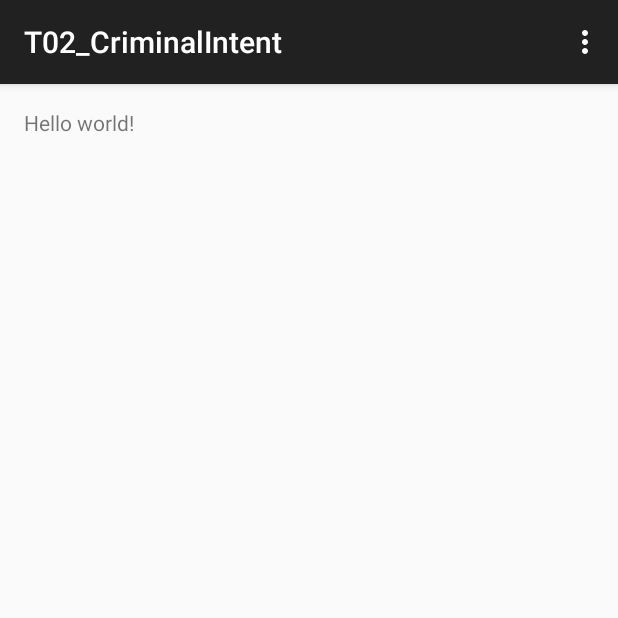
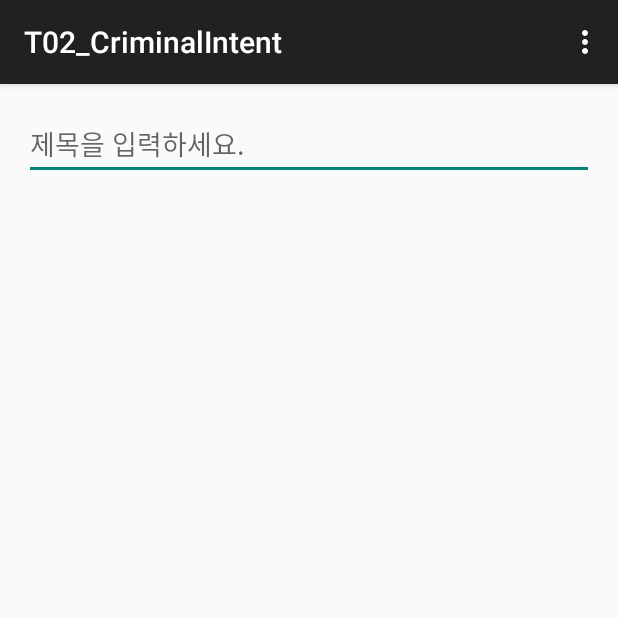
Before and after one commit to juns21/android_sample2, an Android app: the screen it shows after launch (MainActivity), on a phone screen of 412 x 824 dp, the top half of it. Run offline under Robolectric (Android 15) with nearby library versions, the phone set to English and light mode, and no system bars.

Commit message:
add fragment, textwacher

```diff
--- /dev/null
+++ b/project2/app/src/main/java/com/example/c/t02_criminalintent/Crime.java
@@ -0,0 +1,27 @@
+package com.example.c.t02_criminalintent;
+
+import java.util.UUID;
+
+/**
+ * Created by c on 2015-01-17.
+ */
+public class Crime {
+    private UUID mId;
+    private String mTitle;
+
+    public Crime() {
+        mId = UUID.randomUUID();
+    }
+
+    public UUID getId() {
+        return mId;
+    }
+
+    public String getTitle() {
+        return mTitle;
+    }
+
+    public void setTitle(String title) {
+        mTitle = title;
+    }
+}
--- /dev/null
+++ b/project2/app/src/main/java/com/example/c/t02_criminalintent/CrimeFragment.java
@@ -0,0 +1,59 @@
+package com.example.c.t02_criminalintent;
+
+
+import android.os.Bundle;
+import android.support.v4.app.Fragment;
+import android.text.Editable;
+import android.text.TextWatcher;
+import android.view.LayoutInflater;
+import android.view.View;
+import android.view.ViewGroup;
+import android.widget.EditText;
+
+
+/**
+ * A simple {@link Fragment} subclass.
+ */
+public class CrimeFragment extends Fragment {
+    private Crime mCrime;
+    private EditText mTitleField;
+
+    public CrimeFragment() {
+        // Required empty public constructor
+    }
+
+    @Override
+    public void onCreate(Bundle savedInstanceState) {
+        super.onCreate(savedInstanceState);
+        mCrime = new Crime();
+    }
+
+    @Override
+    public View onCreateView(LayoutInflater inflater, ViewGroup container,
+                             Bundle savedInstanceState) {
+        // Inflate the layout for this fragment
+        //return inflater.inflate(R.layout.fragment_crime, container, false);
+        View v = inflater.inflate(R.layout.fragment_crime, container, false);
+        mTitleField = (EditText) v.findViewById(R.id.crime_title);
+        mTitleField.addTextChangedListener(new TextWatcher() {
+            @Override
+            public void beforeTextChanged(CharSequence s, int start, int count, int after) {
+
+            }
+
+            @Override
+            public void onTextChanged(CharSequence s, int start, int before, int count) {
+                mCrime.setTitle((String) s);
+            }
+
+            @Override
+            public void afterTextChanged(Editable s) {
+
+            }
+        });
+
+        return v;
+    }
+
+
+}
--- a/project2/app/src/main/java/com/example/c/t02_criminalintent/MainActivity.java
+++ b/project2/app/src/main/java/com/example/c/t02_criminalintent/MainActivity.java
@@ -1,7 +1,9 @@
 package com.example.c.t02_criminalintent;
 
+import android.os.Bundle;
+import android.support.v4.app.Fragment;
+import android.support.v4.app.FragmentManager;
 import android.support.v7.app.ActionBarActivity;
-import android.os.Bundle;
 import android.view.Menu;
 import android.view.MenuItem;
 
@@ -12,6 +14,16 @@ public class MainActivity extends ActionBarActivity {
     protected void onCreate(Bundle savedInstanceState) {
         super.onCreate(savedInstanceState);
         setContentView(R.layout.activity_main);
+
+        FragmentManager fm = getSupportFragmentManager();
+        Fragment fr = fm.findFragmentById(R.id.fragmentContainer);
+        if (fr == null) {
+            fr = new CrimeFragment();
+            //FragmentTransaction tr = fm.beginTransaction();
+            fm.beginTransaction()
+                    .add(R.id.fragmentContainer, fr)
+                    .commit();
+        }
     }
 
 
--- a/project2/app/src/main/res/layout/activity_main.xml
+++ b/project2/app/src/main/res/layout/activity_main.xml
@@ -1,11 +1,15 @@
-<RelativeLayout xmlns:android="http://schemas.android.com/apk/res/android"
-    xmlns:tools="http://schemas.android.com/tools" android:layout_width="match_parent"
-    android:layout_height="match_parent" android:paddingLeft="@dimen/activity_horizontal_margin"
+<FrameLayout
+    xmlns:android="http://schemas.android.com/apk/res/android"
+    xmlns:tools="http://schemas.android.com/tools"
+    android:layout_width="match_parent"
+    android:layout_height="match_parent"
+    android:paddingLeft="@dimen/activity_horizontal_margin"
     android:paddingRight="@dimen/activity_horizontal_margin"
     android:paddingTop="@dimen/activity_vertical_margin"
-    android:paddingBottom="@dimen/activity_vertical_margin" tools:context=".MainActivity">
+    android:paddingBottom="@dimen/activity_vertical_margin"
+    android:id="@+id/fragmentContainer"
+    tools:context=".MainActivity">
 
-    <TextView android:text="@string/hello_world" android:layout_width="wrap_content"
-        android:layout_height="wrap_content" />
 
-</RelativeLayout>
+
+</FrameLayout>
--- /dev/null
+++ b/project2/app/src/main/res/layout/fragment_crime.xml
@@ -0,0 +1,17 @@
+<LinearLayout
+    xmlns:android="http://schemas.android.com/apk/res/android"
+    xmlns:tools="http://schemas.android.com/tools"
+    android:layout_width="match_parent"
+    android:layout_height="match_parent"
+    android:orientation="vertical"
+    tools:context="com.example.c.t02_criminalintent.CrimeFragment">
+
+    <!-- TODO: Update blank fragment layout -->
+    <EditText
+        android:id="@+id/crime_title"
+        android:layout_width="match_parent"
+        android:layout_height="wrap_content"
+        android:hint="@string/crime_title_hint"
+        />
+
+</LinearLayout>
--- a/project2/app/src/main/res/values/strings.xml
+++ b/project2/app/src/main/res/values/strings.xml
@@ -4,5 +4,7 @@
     <string name="app_name">T02_CriminalIntent</string>
     <string name="hello_world">Hello world!</string>
     <string name="action_settings">Settings</string>
+    <string name="hello_blank_fragment">Hello blank fragment</string>
+    <string name="crime_title_hint">제목을 입력하세요.</string>
 
 </resources>
```
Also changed, not shown: 1 other file.
